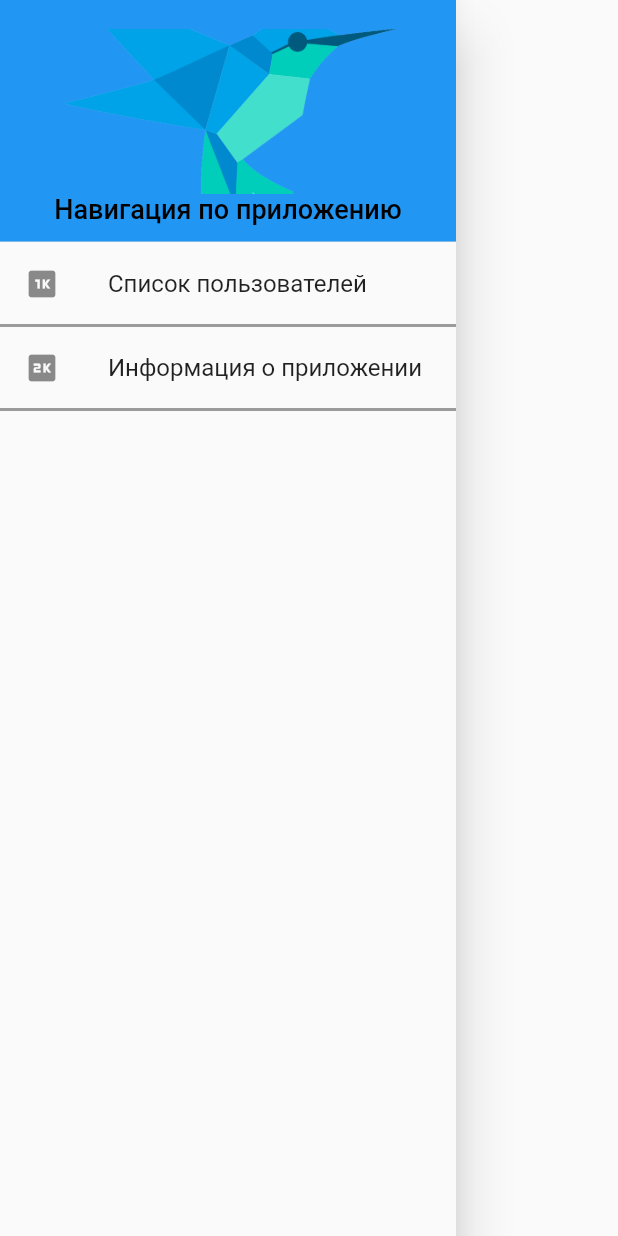
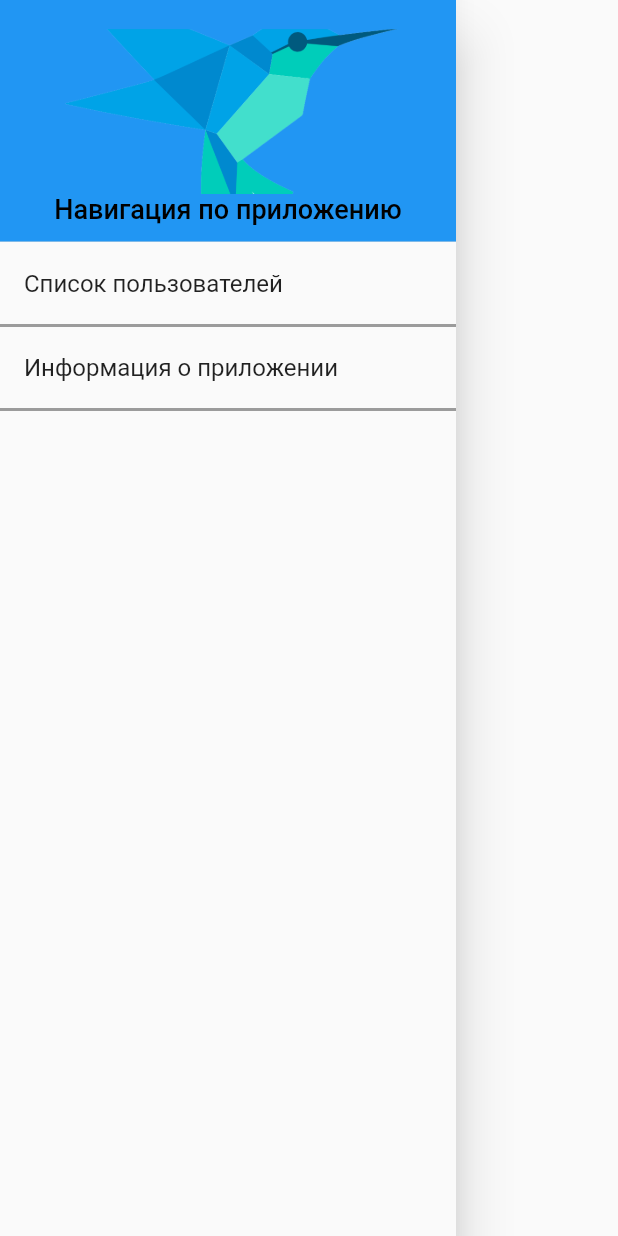
Before and after one commit to Olesya555/itogovoe, a Flutter app: what navDrawer() shows on an empty page, opened directly, on a phone screen of 412 x 824 dp. Run offline on Flutter 3.47's test engine with Material 2 defaults, Android fonts, the phone set to English and light mode, and no system bars; our stand-ins replace shared_preferences; accounts and stored records are empty.

Commit message:
Сделана авторизация и 1 экран

```diff
--- /dev/null
+++ b/lib/classi.dart
@@ -0,0 +1,90 @@
+import 'package:flutter/material.dart';
+
+// Классы по запросу User
+class Address {
+  final String street;
+  final String suite;
+  final String city;
+  final String zipcode;
+  final Geo geo;
+
+  const Address ({
+    required this.street,
+    required this.suite,
+    required this.city,
+    required this.zipcode,
+    required this.geo,
+  });
+}
+
+class Geo {
+  final String lat;
+  final String lng;
+
+  const Geo({
+    required this.lat,
+    required this.lng,
+  });
+}
+
+class Company {
+  final String name;
+  final String catchPhrase;
+  final String bs;
+
+  const Company ({
+    required this.name,
+    required this.catchPhrase,
+    required this.bs,
+  });
+}
+
+
+class User {
+  final int id;
+  final String name;
+  final String username;
+  final String email;
+  final Address address;
+  final String phone;
+  final String website;
+  final Company company;
+
+  const User ({
+    required this.id,
+    required this.name,
+    required this.username,
+    required this.email,
+    required this.address,
+    required this.phone,
+    required this.website,
+    required this.company,
+  });
+
+
+  factory User.fromJson(Map<String, dynamic> json) {
+    return User(
+      id: json['id'],
+      name: json['name'],
+      username: json['username'],
+      email: json['email'],
+      address: Address(
+        street: json['address']['street'],
+        suite: json['address']['suite'],
+        city: json['address']['city'],
+        zipcode: json['address']['zipcode'],
+        geo: Geo(
+          lat: json['address']['geo']['lat'],
+          lng: json['address']['geo']['lng'],
+        ),
+      ),
+      phone: json['phone'],
+      website: json['website'],
+      company: Company(
+        name: json['company']['name'],
+        catchPhrase: json['company']['catchPhrase'],
+        bs: json['company']['bs'],
+      ),
+    );
+  }
+}
--- a/lib/main.dart
+++ b/lib/main.dart
@@ -1,5 +1,8 @@
 import 'package:flutter/material.dart';
-import 'package:itogovoe/stranica_1.dart';
+import 'package:itogovoe/auth_page.dart';
+import 'package:itogovoe/det_info.dart';
+import 'package:itogovoe/user_list.dart';
+
 
 void main() {
   runApp(const NavigationPage());
--- /dev/null
+++ b/lib/nav_app.dart
@@ -0,0 +1,71 @@
+import 'dart:io';
+import 'package:flutter/material.dart';
+
+//  Панель навигации (выноска)
+Widget navDrawer(context) => Drawer(
+  child: ListView(padding: EdgeInsets.zero, children: [
+    // Задаем оформление
+    DrawerHeader(decoration: const BoxDecoration(
+      color: Colors.blue,
+    ),
+      child: Container(
+        height: 100,
+        child: Column(
+          mainAxisAlignment: MainAxisAlignment.center,
+          crossAxisAlignment: CrossAxisAlignment.center,
+          children: [
+            Container(
+              height: 110, width: 250,
+              child: const Image(image: AssetImage('assets/dart-logo.png'),
+                fit: BoxFit.cover,
+              ),
+            ),
+            const Text('Навигация по приложению', style: TextStyle(fontSize: 18, color: Colors.black),
+              textAlign: TextAlign.center,),
+          ],
+        ),
+      ),
+    ),
+// Текст-кнопки
+    ListTile(
+      title: const Text('Список пользователей'),
+      visualDensity: const VisualDensity(horizontal: 0, vertical: -4), // уменьшаем ширину элемента, чтобы список был "подтянутым"
+      onTap: () { // прописан корневой маршрут - метод обработки нажатий onTap: имя маршрута указываем в виде строковой константы
+        //Navigator.pop(context); - а возвратный метод надо писать не здесь, а там куда мы переходим, оттуда мы и делаем возврат
+        //Navigator.pushNamed(context, '/');
+      },
+    ),
+
+    const Divider(color: Colors.black38, thickness: 2,), // Разделитель
+
+    ListTile(
+      title: const Text('Информация о приложении'),
+      visualDensity: const VisualDensity(horizontal: 0, vertical: -4),
+      onTap: () { // прописан метод обработки нажатий onTap: имя маршрута указываем в виде строковой константы
+        //Navigator.pushNamed(context, '/second');
+      },
+    ),
+
+    const Divider(color: Colors.black38, thickness: 2,), // Разделитель
+
+  ]),
+);
+
+// AppBar (выноска)
+PreferredSizeWidget appBar() => AppBar(
+    title:  const Text('Список пользователей',
+      style: TextStyle(fontSize: 18),
+    ),
+    actions: <Widget> [
+      IconButton(
+          tooltip: 'Информация о приложении',
+          onPressed: () {},
+          icon: const Icon(Icons.info)),
+      SizedBox(width: 10,), // отступ между кнопок
+      IconButton(
+        tooltip: 'Выход', //
+        icon: const Icon(Icons.exit_to_app),
+        onPressed: ()=> exit(0),
+      ),
+    ]
+);
--- a/lib/stranica_1.dart
+++ /dev/null
@@ -1,165 +0,0 @@
-import 'package:flutter/material.dart';
-
-class AuthPage extends StatefulWidget {
-  const AuthPage({Key? key}) : super(key: key);
-
-  @override
-  _AuthPageState createState() => _AuthPageState();
-}
-
-  String userTelephone = '9041234567';
-  String userPassword = 'Demo1234';
-
-class _AuthPageState extends State<AuthPage> {
-
-
-
-  @override
-  Widget build(BuildContext context) {
-    return MaterialApp(
-      home: Scaffold(
-        appBar: AppBar(
-          title: const Center(child: Text('Авторизация')),
-        ),
-        body: Container(
-          child: Padding(
-            padding: const EdgeInsets.symmetric(horizontal: 40),
-            child: SingleChildScrollView(
-              child: Column(
-                children: [
-                  const SizedBox(height: 70,),
-                  const Text('Введите логин и пароль',
-                    style: TextStyle(fontSize: 18, color: Color(0xFF000000)),
-                    textAlign: TextAlign.center, // Расположение текста по центру
-                  ),
-                  const SizedBox(height: 20,),
-                  // Поле для ввода телефона
-                  TextFormField(
-                    decoration: const InputDecoration(
-                      icon: Icon(Icons.phone),
-                        labelText: 'Введите номер телефона',
-                        hintText: '10 цифр в формате: 9991234567'
-                    ),
-                    keyboardType: TextInputType.phone,
-                  ),
-                  // Поле для ввода телефона
-                  TextFormField(
-                    obscureText: true,
-                    decoration: const InputDecoration(
-                        icon: Icon(Icons.vpn_key),
-                        labelText: 'Введите пароль',
-                    ),
-                  ),
-                  const SizedBox(height: 20,),
-                  const Text('Demo-доступ:'),
-                ],
-              ),
-            ),
-          ),
-        ),
-      ),
-    );
-  }
-}
-
-
-
-
-// Выдвижная панель навигации, отображается на экранах
-// Подключается по ссылке -  drawer: navDrawer(context),
-Widget navDrawer(context) => Drawer(
-  child: ListView(padding: EdgeInsets.zero, children: [
-    // Задаем оформление
-    DrawerHeader(decoration: const BoxDecoration(
-      color: Colors.blue,
-    ),
-      child: Container(
-        height: 100,
-        child: Column(
-          // параметры выравнивания
-          // главная ось mainAxisAlignment - вертикальная, задаём выравнивание по центру
-          mainAxisAlignment: MainAxisAlignment.center,
-          // вторая ось crossAxisAlignment - горизонтальная, задаём выравнивание по центру
-          crossAxisAlignment: CrossAxisAlignment.center,
-          children: [ // прописываем состав колонки Container и Text
-            Container(
-              height: 110, width: 250, // прописываем размер
-              child: const Image(image: AssetImage('assets/dart-logo.png'), // Прописываем картинку
-                fit: BoxFit.cover, // Настраиваем расположение изображения - здесь cover - покрыть весь экран
-              ),
-            ),
-            const Text('Навигация по приложению', style: TextStyle(fontSize: 18, color: Colors.black),
-              textAlign: TextAlign.center,),
-          ],
-        ),
-      ),
-    ),
-
-    // Прописываем дочерние элементы NavigationDrawer
-    ListTile( // первая текст-кнопка
-      leading: const Icon(Icons.one_k),
-      title: const Text('Список пользователей'),
-      visualDensity: const VisualDensity(horizontal: 0, vertical: -4), // уменьшаем ширину элемента, чтобы список был "подтянутым"
-      onTap: () { // прописан корневой маршрут - метод обработки нажатий onTap: имя маршрута указываем в виде строковой константы
-        //Navigator.pop(context); - а возвратный метод надо писать не здесь, а там куда мы переходим, оттуда мы и делаем возврат
-        Navigator.pushNamed(context, '/');
-      },
-    ),
-
-    const Divider(color: Colors.black38, thickness: 2,), // Разделитель
-
-    ListTile( // вторая тект-кнопка
-      leading: const Icon(Icons.two_k),
-      title: const Text('Информация о приложении'),
-      visualDensity: const VisualDensity(horizontal: 0, vertical: -4),
-      onTap: () { // прописан метод обработки нажатий onTap: имя маршрута указываем в виде строковой константы
-        Navigator.pushNamed(context, '/second');
-      },
-    ),
-
-    const Divider(color: Colors.black38, thickness: 2,), // Разделитель
-  ]),
-);
-
-
-// Класс "Список пользователей" пока еще пустой
-class UserList extends StatefulWidget {
-  const UserList({Key? key}) : super(key: key);
-
-  @override
-  _UserListState createState() => _UserListState();
-}
-
-class _UserListState extends State<UserList> {
-  @override
-  Widget build(BuildContext context) {
-    return Container();
-  }
-}
-
-
-// Класс "Детальная информация" пока еще пустой
-class DetInfo extends StatefulWidget {
-  const DetInfo({Key? key}) : super(key: key);
-
-  @override
-  _DetInfoState createState() => _DetInfoState();
-}
-
-class _DetInfoState extends State<DetInfo> {
-  @override
-  Widget build(BuildContext context) {
-    return Container();
-  }
-}
-
-
-// Класс "Информация о приложении" пока еще пустой
-class InfoMP extends StatelessWidget {
-  const InfoMP({Key? key}) : super(key: key);
-
-  @override
-  Widget build(BuildContext context) {
-    return Container();
-  }
-}
--- a/pubspec.yaml
+++ b/pubspec.yaml
@@ -28,6 +28,8 @@ environment:
 # versions available, run `flutter pub outdated`.
 dependencies:
   http: ^0.13.4
+  shared_preferences: ^2.0.12
+  path_provider: ^2.0.8
   flutter:
     sdk: flutter
 
```
Also changed, not shown: lib/auth_page.dart (added, +117 -0 lines), lib/det_info.dart (added, +113 -0 lines), lib/user_list.dart (added, +101 -0 lines), pubspec.lock.
